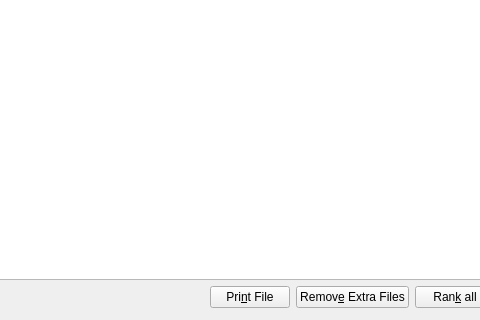
xtalopt/XtalOpt, file src/xtalopt/ui/tab_progress.ui: the form before one commit; both pictures show x 538 to 1018 and y 277 to 597 of the 1130 by 597 pixel window.
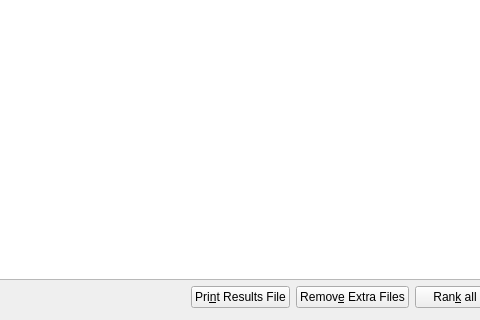
The form after the commit.

Diff of the .ui file:
```diff
--- a/src/xtalopt/ui/tab_progress.ui
+++ b/src/xtalopt/ui/tab_progress.ui
@@ -139,7 +139,7 @@
     <item row="2" column="4">
     <widget class="QPushButton" name="push_print">
      <property name="text">
-      <string>Pri&amp;nt File</string>
+      <string>Pri&amp;nt Results File</string>
      </property>
     </widget>
    </item>
```
Left out of the diff: 19 changed lines with no effect on the pictures.
